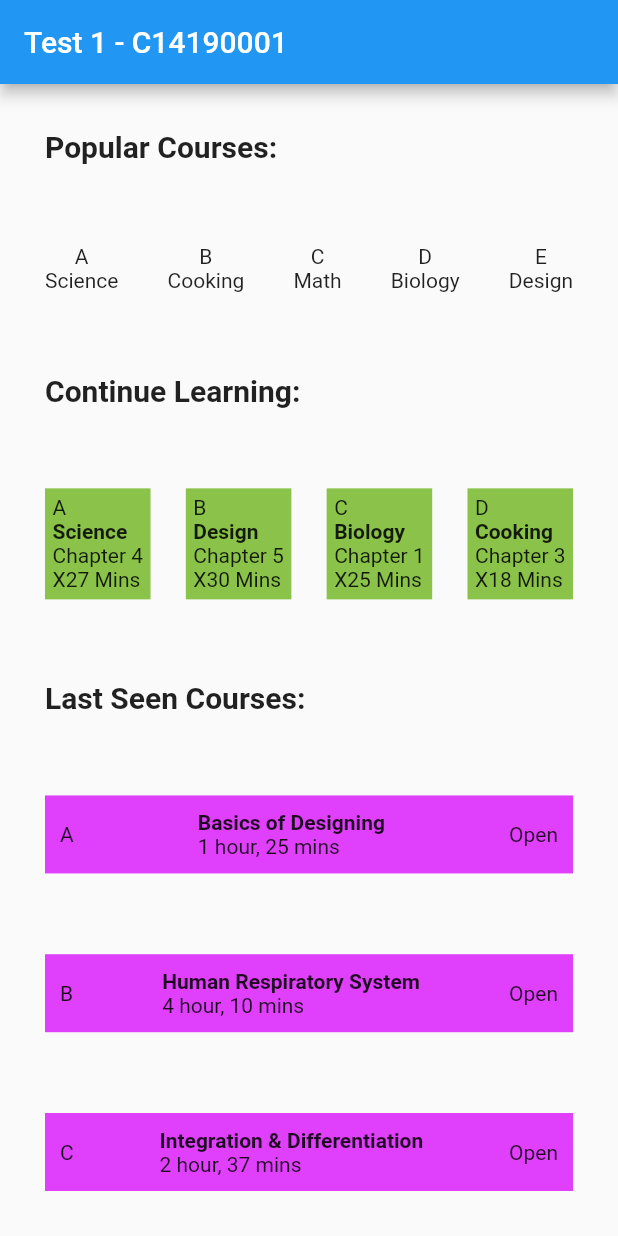
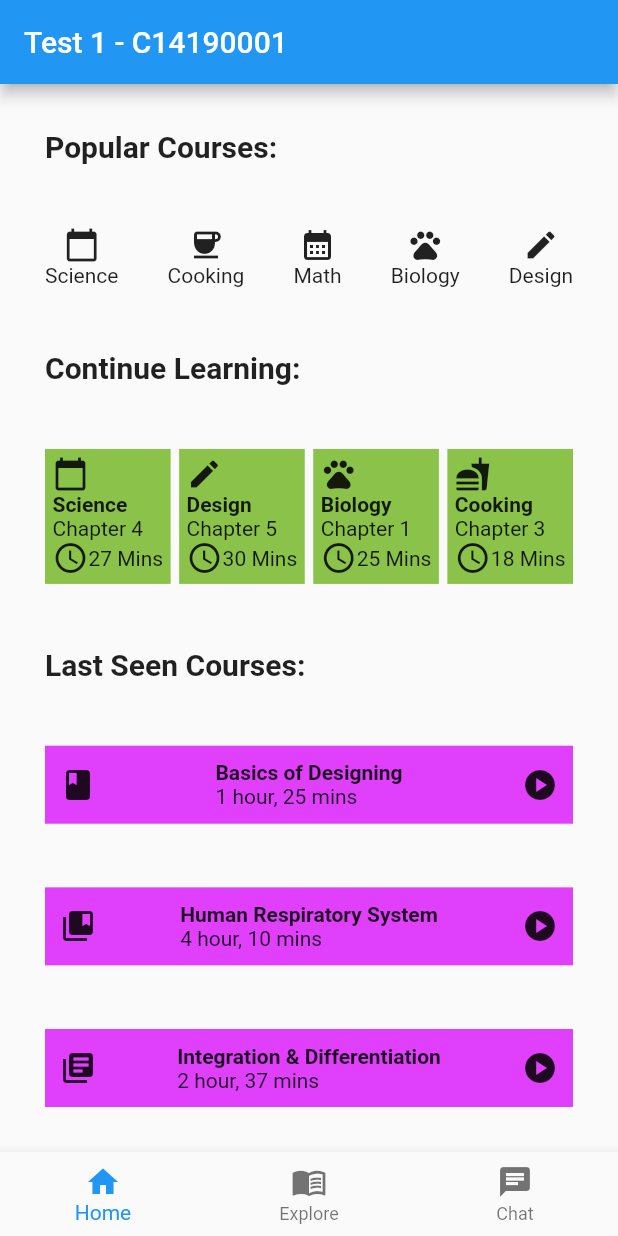
Before and after one commit to C14190001/ambw-uts, a Flutter app: the screen it shows after launch, on a phone screen of 412 x 824 dp. Run offline on Flutter 3.47's test engine with Material 2 defaults, Android fonts, the light colour scheme and no system bars.

Commit message:
Desain NavBar bawah + Ikon

```diff
--- a/lib/main.dart
+++ b/lib/main.dart
@@ -16,6 +16,23 @@ class MyApp extends StatelessWidget {
         ),
         home: Scaffold(
           appBar: AppBar(title: const Text("Test 1 - C14190001")),
+          bottomNavigationBar: BottomNavigationBar(
+            currentIndex: 0,
+            items: const [
+              BottomNavigationBarItem(
+                icon: Icon(Icons.home),
+                label: "Home"
+              ),
+              BottomNavigationBarItem(
+                icon: Icon(Icons.menu_book),
+                label: "Explore"
+              ),
+              BottomNavigationBarItem(
+                icon: Icon(Icons.chat),
+                label: "Chat"
+              ),
+            ],
+          ),
           body: Container(
             padding: const EdgeInsets.all(30.0),
             child: Column(
@@ -35,31 +52,31 @@ class MyApp extends StatelessWidget {
                   children: [
                     Column(
                       children: const [
-                        Text("A"),
+                        Icon(Icons.calendar_today),
                         Text("Science"),
                       ],
                     ),
                     Column(
                       children: const [
-                        Text("B"),
+                        Icon(Icons.coffee),
                         Text("Cooking"),
                       ],
                     ),
                     Column(
                       children: const [
-                        Text("C"),
+                        Icon(Icons.calendar_month),
                         Text("Math"),
                       ],
                     ),
                     Column(
                       children: const [
-                        Text("D"),
+                        Icon(Icons.pets),
                         Text("Biology"),
                       ],
                     ),
                     Column(
                       children: const [
-                        Text("E"),
+                        Icon(Icons.edit),
                         Text("Design"),
                       ],
                     )
@@ -83,12 +100,12 @@ class MyApp extends StatelessWidget {
                       child: Column(
                         crossAxisAlignment: CrossAxisAlignment.start,
                         children: [
-                          const Text("A"),
+                          const Icon(Icons.calendar_today),
                           const Text("Science",
                               style: TextStyle(fontWeight: FontWeight.bold)),
                           const Text("Chapter 4"),
                           Row(
-                            children: const [Text("X"), Text("27 Mins")],
+                            children: const [Icon(Icons.access_time), Text("27 Mins")],
                           ),
                         ],
                       ),
@@ -99,12 +116,12 @@ class MyApp extends StatelessWidget {
                       child: Column(
                         crossAxisAlignment: CrossAxisAlignment.start,
                         children: [
-                          const Text("B"),
+                          const Icon(Icons.edit),
                           const Text("Design",
                               style: TextStyle(fontWeight: FontWeight.bold)),
                           const Text("Chapter 5"),
                           Row(
-                            children: const [Text("X"), Text("30 Mins")],
+                            children: const [Icon(Icons.access_time), Text("30 Mins")],
                           ),
                         ],
                       ),
@@ -115,12 +132,12 @@ class MyApp extends StatelessWidget {
                       child: Column(
                         crossAxisAlignment: CrossAxisAlignment.start,
                         children: [
-                          const Text("C"),
+                          const Icon(Icons.pets),
                           const Text("Biology",
                               style: TextStyle(fontWeight: FontWeight.bold)),
                           const Text("Chapter 1"),
                           Row(
-                            children: const [Text("X"), Text("25 Mins")],
+                            children: const [Icon(Icons.access_time), Text("25 Mins")],
                           ),
                         ],
                       ),
@@ -131,12 +148,12 @@ class MyApp extends StatelessWidget {
                       child: Column(
                         crossAxisAlignment: CrossAxisAlignment.start,
                         children: [
-                          const Text("D"),
+                          const Icon(Icons.fastfood),
                           const Text("Cooking",
                               style: TextStyle(fontWeight: FontWeight.bold)),
                           const Text("Chapter 3"),
                           Row(
-                            children: const [Text("X"), Text("18 Mins")],
+                            children: const [Icon(Icons.access_time), Text("18 Mins")],
                           ),
                         ],
                       ),
@@ -158,7 +175,7 @@ class MyApp extends StatelessWidget {
                   child: Row(
                     mainAxisAlignment: MainAxisAlignment.spaceBetween,
                     children: [
-                      const Text("A"),
+                      const Icon(Icons.book),
                       Column(
                         crossAxisAlignment: CrossAxisAlignment.start,
                         children: const [
@@ -167,7 +184,7 @@ class MyApp extends StatelessWidget {
                           Text("1 hour, 25 mins")
                         ],
                       ),
-                      const Text("Open")
+                      const Icon(Icons.play_circle)
                     ],
                   ),
                 ),
@@ -177,7 +194,7 @@ class MyApp extends StatelessWidget {
                   child: Row(
                     mainAxisAlignment: MainAxisAlignment.spaceBetween,
                     children: [
-                      const Text("B"),
+                      const Icon(Icons.collections_bookmark),
                       Column(
                         crossAxisAlignment: CrossAxisAlignment.start,
                         children: const [
@@ -186,7 +203,7 @@ class MyApp extends StatelessWidget {
                           Text("4 hour, 10 mins")
                         ],
                       ),
-                      const Text("Open")
+                      const Icon(Icons.play_circle)
                     ],
                   ),
                 ),
@@ -196,7 +213,7 @@ class MyApp extends StatelessWidget {
                   child: Row(
                     mainAxisAlignment: MainAxisAlignment.spaceBetween,
                     children: [
-                      const Text("C"),
+                      const Icon(Icons.library_books),
                       Column(
                         crossAxisAlignment: CrossAxisAlignment.start,
                         children: const [
@@ -205,7 +222,7 @@ class MyApp extends StatelessWidget {
                           Text("2 hour, 37 mins")
                         ],
                       ),
-                      const Text("Open")
+                      const Icon(Icons.play_circle)
                     ],
                   ),
                 ),
```
